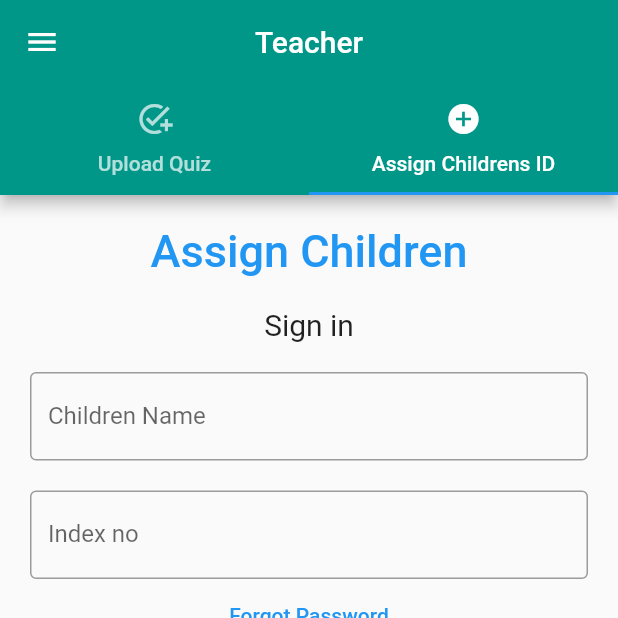
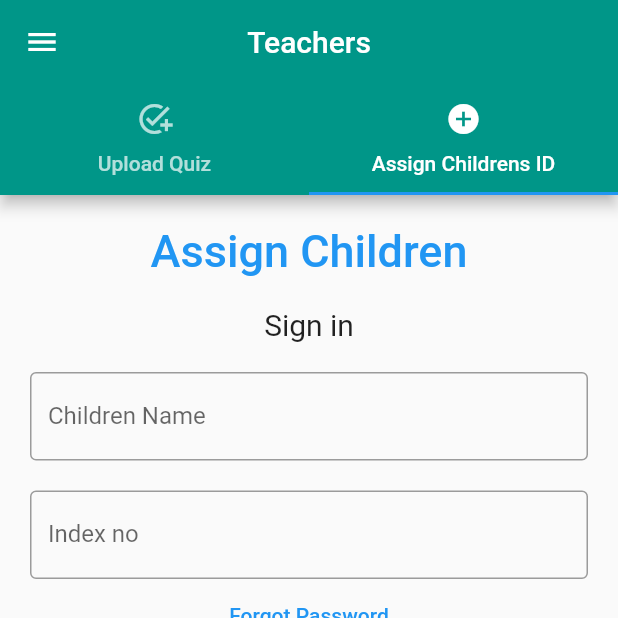
Before and after one commit to Subahari/preschool, a Flutter app: the Teacher screen opened directly, tab 2 chosen, on a phone screen of 412 x 824 dp, the top half of it. Run offline on Flutter 3.47's test engine with Material 2 defaults, Android fonts, the phone set to English and light mode, and no system bars.

Commit message:
change teachers

```diff
--- a/preschool_learning_app/lib/teacher_panel.dart
+++ b/preschool_learning_app/lib/teacher_panel.dart
@@ -46,7 +46,7 @@ class _TeacherState extends State<Teacher> {
           //   onPressed: () {},
           // ),
 
-          title: Text('Teacher'),
+          title: Text('Teachers'),
           centerTitle: true,
           backgroundColor: Colors.teal,
         ),
```
